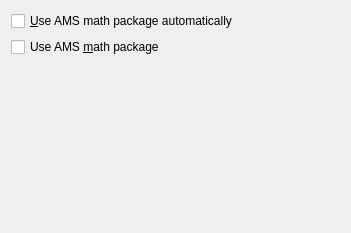
The window that src/frontends/qt4/ui/MathsUi.ui (cburschka/lyx) describes before a commit, drawn with Qt 5.
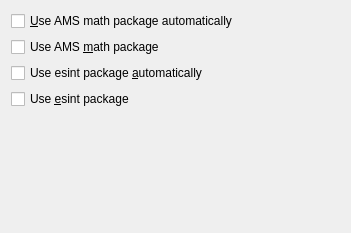
The same window after the commit.

Commit message: Add support for the esint package

Diff of the .ui file:
```diff
--- a/src/frontends/qt4/ui/MathsUi.ui
+++ b/src/frontends/qt4/ui/MathsUi.ui
@@ -39,6 +39,23 @@
      </property>
     </widget>
    </item>
+   <item>
+    <widget class="QCheckBox" name="esintautoCB" >
+     <property name="text" >
+      <string>Use esint package &amp;automatically</string>
+     </property>
+     <property name="checked" >
+      <bool>false</bool>
+     </property>
+    </widget>
+   </item>
+   <item>
+    <widget class="QCheckBox" name="esintCB" >
+     <property name="text" >
+      <string>Use &amp;esint package</string>
+     </property>
+    </widget>
+   </item>
    <item>
     <spacer>
      <property name="orientation" >
```
Left out of the diff: 1 changed line with no effect on the pictures. The commit also changes 45 other files.
